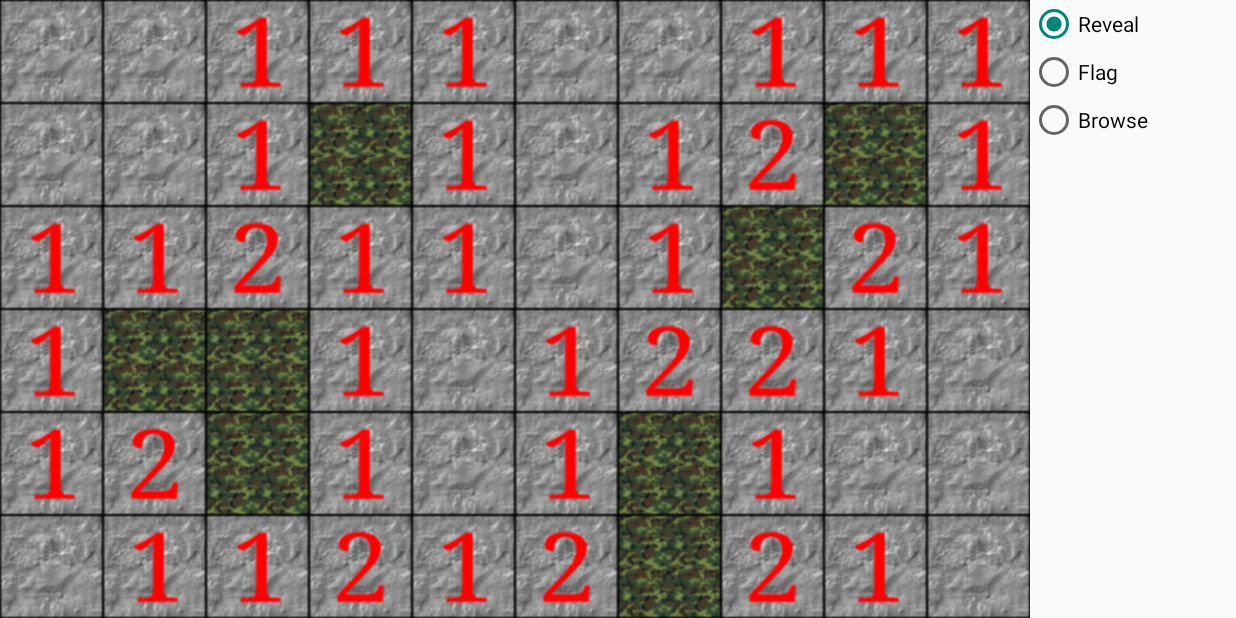
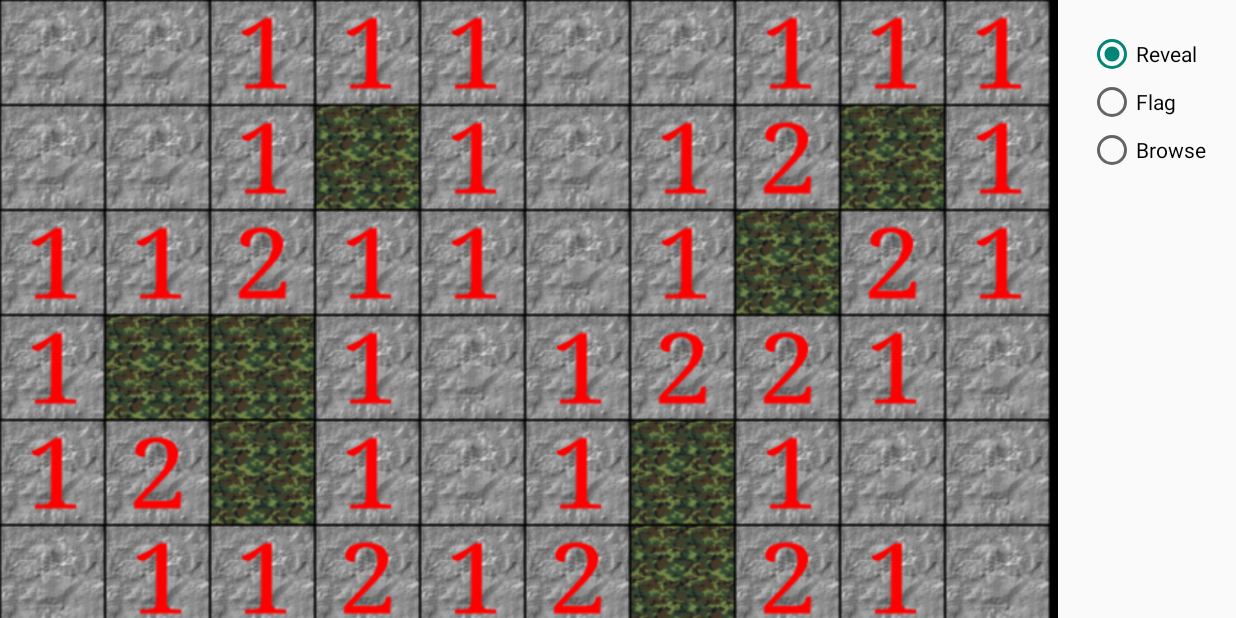
Before and after one commit to TheFakeMontyOnTheRun/sonarminefield, an Android app: the BoardFragment screen opened through its navigation route, on a phone screen of 824 x 412 dp (held sideways). Run offline under Robolectric (Android 15) with nearby library versions, the phone set to English and light mode, and no system bars; our stand-ins replace data binding.

Commit message:
Tweak main game UI to better use space

```diff
--- a/SonarMinefield/app/src/main/res/layout/fragment_board.xml
+++ b/SonarMinefield/app/src/main/res/layout/fragment_board.xml
@@ -1,9 +1,10 @@
 <?xml version="1.0" encoding="utf-8"?>
 <layout
     xmlns:android="http://schemas.android.com/apk/res/android"
+    xmlns:app="http://schemas.android.com/apk/res-auto"
     xmlns:tools="http://schemas.android.com/tools">
 
-    <androidx.appcompat.widget.LinearLayoutCompat
+    <androidx.constraintlayout.widget.ConstraintLayout
         android:layout_width="match_parent"
         android:layout_height="match_parent"
         android:orientation="horizontal"
@@ -14,15 +15,20 @@
             class="br.odb.sonarminefield.GameBoard"
             android:layout_width="0dp"
             android:layout_height="match_parent"
-            android:layout_weight="5"
-            android:background="#000" />
+            android:background="#000"
+            app:layout_constraintBottom_toBottomOf="parent"
+            app:layout_constraintEnd_toStartOf="@+id/rdoActions"
+            app:layout_constraintHorizontal_bias="1.0"
+            app:layout_constraintStart_toStartOf="parent" />
 
         <RadioGroup
             android:id="@+id/rdoActions"
-            android:layout_width="0dp"
+            android:layout_width="wrap_content"
             android:layout_height="fill_parent"
-            android:layout_weight="1"
-            android:clickable="true">
+            android:clickable="true"
+            android:padding="20dp"
+            app:layout_constraintEnd_toEndOf="parent"
+            app:layout_constraintTop_toTopOf="parent">
 
             <RadioButton
                 android:id="@+id/rdoReveal"
@@ -50,5 +56,5 @@
                 android:enabled="true"
                 android:text="Browse" />
         </RadioGroup>
-    </androidx.appcompat.widget.LinearLayoutCompat>
+    </androidx.constraintlayout.widget.ConstraintLayout>
 </layout>
```
